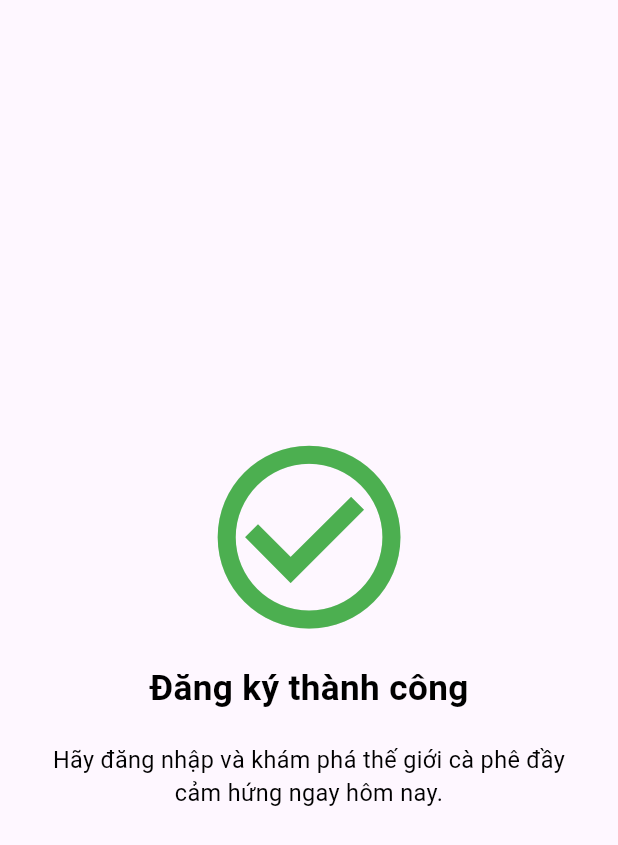
After one commit to JK-Tran/app-coffee, a Flutter app: the screen it shows after launch, after a tap on "Hoàn tất", on a phone screen of 412 x 824 dp. The commit adds this screen. Shown: the top 845 px of the screen. Run offline on Flutter 3.47's test engine with Material 3 defaults, Android fonts, the phone set to English and light mode, and no system bars; our stand-ins replace country_picker, firebase_auth, firebase_core, flutter_screenutil, get, google_fonts and 1 more; missing offline and left inert: firebase_app_check; accounts and stored records are empty; network calls fail.

Commit message:
updated code 4/4/25

```diff
--- a/lib/main.dart
+++ b/lib/main.dart
@@ -1,4 +1,5 @@
-import 'package:app_shopping/screen/register_screen.dart';
+import 'package:app_shopping/screen/InfoRegister.dart';
+
 import 'package:firebase_app_check/firebase_app_check.dart';
 import 'package:firebase_core/firebase_core.dart';
 import 'package:flutter/material.dart';
@@ -39,7 +40,7 @@ class MyApp extends StatelessWidget {
             useMaterial3: true,
           ),
           debugShowCheckedModeBanner: false,
-          home: const RegisterScreen(),
+          home: Inforegister(),
         );
       },
     );
--- a/lib/screen/InfoRegister.dart
+++ b/lib/screen/InfoRegister.dart
@@ -1,4 +1,12 @@
+import 'package:app_shopping/constants/constants.dart';
+import 'package:app_shopping/screen/home/home_screen.dart';
+import 'package:app_shopping/screen/register_success_screen.dart';
+import 'package:app_shopping/widgets/custom_button.dart';
+import 'package:app_shopping/widgets/custom_text_field.dart';
+import 'package:app_shopping/widgets/title_text.dart';
 import 'package:flutter/material.dart';
+import 'package:flutter_screenutil/flutter_screenutil.dart';
+import 'package:get/get.dart';
 
 class Inforegister extends StatefulWidget {
   const Inforegister({super.key});
@@ -8,11 +16,93 @@ class Inforegister extends StatefulWidget {
 }
 
 class _InforegisterState extends State<Inforegister> {
+  final TextEditingController firtName = TextEditingController();
+  final TextEditingController lastName = TextEditingController();
+  final TextEditingController password = TextEditingController();
+  final TextEditingController rePassword = TextEditingController();
+
   @override
   Widget build(BuildContext context) {
     return Scaffold(
-      body: Center(
-        child: Text("INFO"),
+      body: SafeArea(
+        child: SingleChildScrollView(
+          child: Padding(
+            padding: EdgeInsets.symmetric(vertical: 10.h, horizontal: 20.w),
+            child: Column(
+              crossAxisAlignment: CrossAxisAlignment.start,
+              children: [
+                SizedBox(
+                  height: 40.h,
+                ), //
+                TitleText(
+                    title: "Thông tin đăng ký",
+                    color: kDark,
+                    fontWeight: FontWeight.bold),
+                SizedBox(
+                  height: 10.h,
+                ), //
+                Row(
+                  children: [
+                    Expanded(
+                      child: CustomTextField(
+                          controller: lastName,
+                          hintText: "Họ",
+                          keyboardType: TextInputType.text),
+                    ),
+                    SizedBox(width: 10.w), // Khoảng cách giữa 2 ô nhập
+                    Expanded(
+                      child: CustomTextField(
+                          controller: firtName,
+                          hintText: "Tên",
+                          keyboardType: TextInputType.text),
+                    ),
+                  ],
+                ),
+                SizedBox(
+                  height: 20.h,
+                ),
+                CustomTextField(
+                    controller: password,
+                    hintText: "Mật khẩu",
+                    isPassword: true,
+                    keyboardType: TextInputType.text),
+                SizedBox(
+                  height: 20.h,
+                ),
+                CustomTextField(
+                    controller: rePassword,
+                    hintText: "Nhập lại mật khẩu",
+                    isPassword: true,
+                    keyboardType: TextInputType.text),
+                SizedBox(
+                  height: 30.h,
+                ),
+                CustomButton(
+                  text: "Hoàn tất",
+                  onPressed: () {
+                    Get.off(
+                      () => RegisterSuccessScreen(),
+                      transition: Transition.cupertino,
+                      duration: Duration(milliseconds: 600),
+                    );
+
+                    Future.delayed(Duration(seconds: 3), () {
+                      Get.off(
+                        () => HomeScreen(),
+                        transition: Transition.rightToLeft, // Hiệu ứng fade nhẹ hơn
+                        duration: Duration(milliseconds: 600),
+                      );
+                    });
+                  },
+                  textColor: kWhite,
+                  fontSize: 18.sp,
+                  fontWeight: FontWeight.bold,
+                  backgroundColor: kPrimary,
+                )
+              ],
+            ),
+          ),
+        ),
       ),
     );
   }
--- a/lib/screen/otp_screen.dart
+++ b/lib/screen/otp_screen.dart
@@ -58,7 +58,7 @@ class _OtpScreenState extends State<OtpScreen> {
                     decoration: BoxDecoration(
                       borderRadius: BorderRadius.circular(10),
                       border: Border.all(
-                        color: kHighlands
+                        color: kPrimary
                       )
                     ),
                     textStyle: TextStyle(
@@ -86,7 +86,7 @@ class _OtpScreenState extends State<OtpScreen> {
                       }
                     },
                     style: ElevatedButton.styleFrom(
-                      backgroundColor: kHighlands,
+                      backgroundColor: kPrimary,
                       shape: RoundedRectangleBorder(
                         borderRadius: BorderRadius.circular(10)
                       ),
--- a/lib/screen/register_screen.dart
+++ b/lib/screen/register_screen.dart
@@ -55,7 +55,7 @@ class _RegisterScreenState extends State<RegisterScreen> {
                 SizedBox(height: 20.h),
                 TextFormField(
                 controller: phoneController,
-                cursorColor: kHighlands,
+                cursorColor: kPrimary,
                 keyboardType: TextInputType.phone,
                 decoration: InputDecoration(
                   hintText: "Nhập số điện thoại",
@@ -109,7 +109,7 @@ class _RegisterScreenState extends State<RegisterScreen> {
                     });
                   },
                   style: ElevatedButton.styleFrom(
-                    backgroundColor: kHighlands,
+                    backgroundColor: kPrimary,
                     shape: RoundedRectangleBorder(
                       borderRadius: BorderRadius.circular(10),
                     ),
@@ -139,7 +139,7 @@ class _RegisterScreenState extends State<RegisterScreen> {
 
                   }, child: Text("Đăng nhập",
                     style: TextStyle(
-                        color: kHighlands,
+                        color: kPrimary,
                         fontSize: 16.sp,
                         fontWeight: FontWeight.bold,
                       ),
--- /dev/null
+++ b/lib/screen/register_success_screen.dart
@@ -0,0 +1,49 @@
+import 'package:flutter/material.dart';
+import 'package:flutter_screenutil/flutter_screenutil.dart';
+import 'package:app_shopping/constants/constants.dart'; // Đảm bảo đã khai báo kPrimary và kWhite
+
+class RegisterSuccessScreen extends StatelessWidget {
+  const RegisterSuccessScreen({super.key});
+
+  @override
+  Widget build(BuildContext context) {
+    return Scaffold(
+      body: SafeArea(
+        child: Center(
+          child: Padding(
+            padding: EdgeInsets.symmetric(horizontal: 20.h),
+            child: Column(
+              mainAxisAlignment: MainAxisAlignment.center,
+              crossAxisAlignment: CrossAxisAlignment.center,
+              children: [
+                Icon(
+                  Icons.check_circle_outline,
+                  size: 150.sp,
+                  color: Colors.green,
+                ),
+                SizedBox(height: 10.h),
+                Text(
+                  "Đăng ký thành công",
+                  style: TextStyle(
+                    fontSize: 24.sp,
+                    fontWeight: FontWeight.bold,
+                    color: kDark,
+                  ),
+                ),
+                SizedBox(height: 20.h),
+                Text(
+                  "Hãy đăng nhập và khám phá thế giới cà phê đầy cảm hứng ngay hôm nay.",
+                  textAlign: TextAlign.center,
+                  style: TextStyle(
+                    fontSize: 16.sp,
+                    color: kDark,
+                  ),
+                ),
+              ],
+            ),
+          ),
+        ),
+      ),
+    );
+  }
+}
--- /dev/null
+++ b/lib/widgets/custom_button.dart
@@ -0,0 +1,41 @@
+import 'package:flutter/material.dart';
+import 'package:flutter_screenutil/flutter_screenutil.dart';
+
+class CustomButton extends StatelessWidget {
+  final String text;
+  final VoidCallback onPressed;
+  final Color backgroundColor;
+  final Color textColor;
+  final double fontSize;
+  final FontWeight fontWeight;
+
+  const CustomButton(
+      {super.key,
+      required this.text,
+      required this.onPressed,
+      required this.backgroundColor,
+      required this.textColor,
+      required this.fontSize,
+      required this.fontWeight});
+
+  @override
+  Widget build(BuildContext context) {
+    return SizedBox(
+      width: double.infinity,
+      child: ElevatedButton(
+        onPressed: onPressed,
+        style: ElevatedButton.styleFrom(
+          backgroundColor: backgroundColor,
+          shape: RoundedRectangleBorder(
+            borderRadius: BorderRadius.circular(10),
+          ),
+          padding: EdgeInsets.symmetric(vertical: 12.h),
+        ),
+        child: Text(text,
+          style: TextStyle(
+              color: textColor, fontSize: fontSize, fontWeight: fontWeight),
+        ),
+      ),
+    );
+  }
+}
--- /dev/null
+++ b/lib/widgets/custom_text_field.dart
@@ -0,0 +1,58 @@
+import 'package:app_shopping/constants/constants.dart';
+import 'package:flutter/material.dart';
+import 'package:flutter_screenutil/flutter_screenutil.dart';
+
+class CustomTextField extends StatefulWidget {
+  final TextEditingController controller;
+  final String hintText;
+  final bool isPassword;
+  final TextInputType keyboardType;
+
+  const CustomTextField({
+    super.key,
+    required this.controller,
+    required this.hintText,
+    this.isPassword = false,
+    required this.keyboardType
+  });
+
+  @override
+  State<CustomTextField> createState() => _CustomTextFieldState();
+}
+
+class _CustomTextFieldState extends State<CustomTextField> {
+  bool _isObscure =  true; // biến ẩn hiển
+  @override
+  Widget build(BuildContext context) {
+    return TextFormField(
+      controller: widget.controller,
+      keyboardType: widget.keyboardType,
+      obscureText: widget.isPassword ? _isObscure : false,
+      cursorColor: kPrimary,
+      decoration: InputDecoration(
+        hintText: widget.hintText,
+        enabledBorder: OutlineInputBorder(
+          borderRadius: BorderRadius.circular(10),
+          borderSide: BorderSide(color: kGray)
+        ),
+        focusedBorder: OutlineInputBorder(
+          borderRadius: BorderRadius.circular(10),
+          borderSide: BorderSide(color: kPrimary,width: 2.0)
+        ),
+        suffixIcon: widget.isPassword ?
+          IconButton(
+            icon : Icon(
+              size: 18.sp,
+              _isObscure ? Icons.visibility_off : Icons.visibility,
+              color: kDark,
+            ),
+            onPressed: (){
+              setState(() {
+                _isObscure = !_isObscure;
+              });
+            }
+        ) : null
+      ),
+    );
+  }
+}
--- /dev/null
+++ b/lib/widgets/title_text.dart
@@ -0,0 +1,28 @@
+import 'package:flutter/material.dart';
+
+class TitleText extends StatelessWidget {
+  final String title;
+  final Color color;
+  final double fontSize;
+  final FontWeight fontWeight;
+
+  const TitleText({
+    super.key,
+    required this.title,
+    required this.color,
+    this.fontSize = 25,
+    required this.fontWeight
+  });
+
+  @override
+  Widget build(BuildContext context) {
+    return Text(
+      title,
+      style: TextStyle(
+        fontSize: fontSize,
+        color: color,
+        fontWeight: fontWeight
+      ),
+    );
+  }
+}
```
Also changed, not shown: lib/constants/constants.dart (+5 -5 lines), lib/screen/home/home_screen.dart (added, +25 -0 lines).
